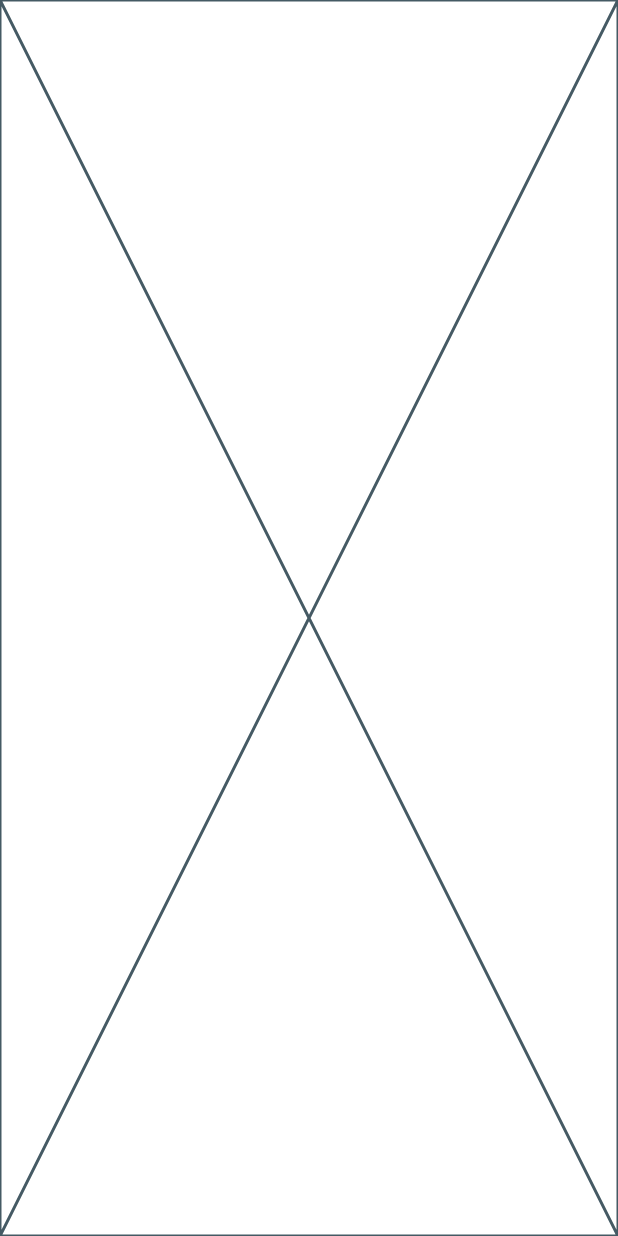
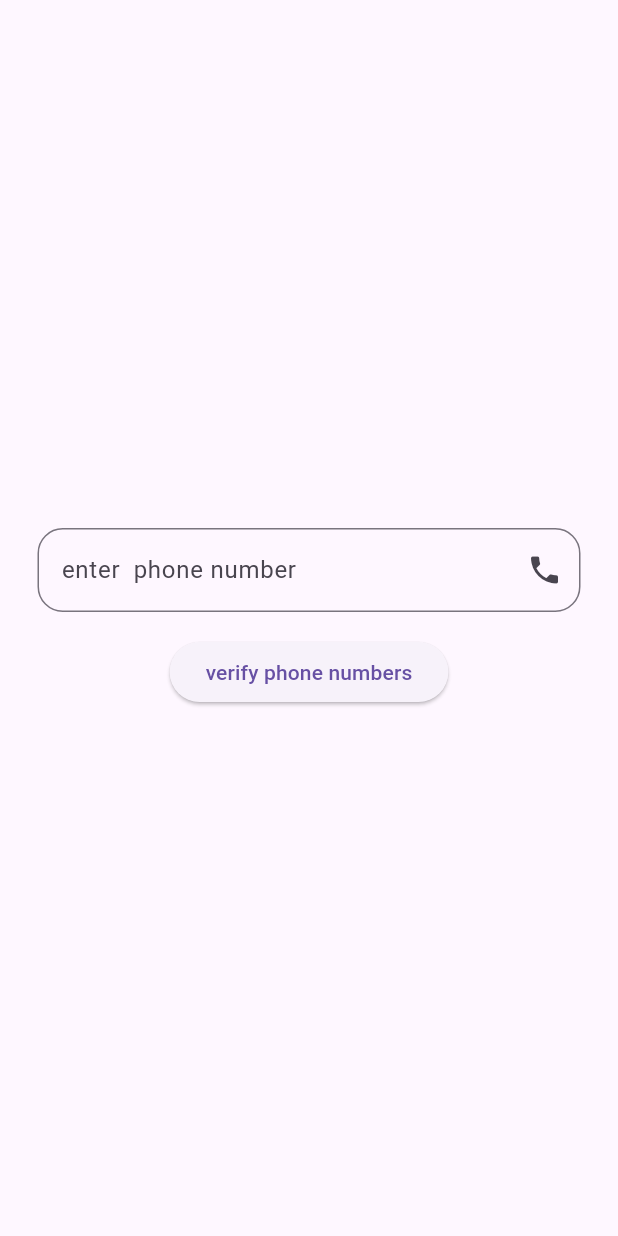
Before and after one commit to Taufiq-ansari/phone_auth, a Flutter app: the screen it shows after launch, on a phone screen of 412 x 824 dp. Run offline on Flutter 3.47's test engine with Material 3 defaults, Android fonts, the phone set to English and light mode, and no system bars; our stand-ins replace firebase_auth, firebase_core; accounts and stored records are empty.

Commit message:
adding phone_auth

```diff
--- a/analysis_options.yaml
+++ b/analysis_options.yaml
@@ -7,7 +7,7 @@
 
 # The following line activates a set of recommended lints for Flutter apps,
 # packages, and plugins designed to encourage good coding practices.
-include: package:flutter_lints/flutter.yaml
+# include: package:flutter_lints/flutter.yaml
 
 linter:
   # The lint rules applied to this project can be customized in the
--- a/lib/phoneauth.dart
+++ /dev/null
@@ -1,10 +0,0 @@
-import 'package:flutter/material.dart';
-
-class MyPhoneAuthPage extends StatelessWidget {
-  const MyPhoneAuthPage({super.key});
-
-  @override
-  Widget build(BuildContext context) {
-    return const Placeholder();
-  }
-}
--- /dev/null
+++ b/lib/phoneauth/phoneauth.dart
@@ -0,0 +1,56 @@
+import 'package:fbintigration/phoneauth/otpscreen.dart';
+import 'package:firebase_auth/firebase_auth.dart';
+import 'package:flutter/material.dart';
+
+class MyPhoneAuthPage extends StatelessWidget {
+  MyPhoneAuthPage({super.key});
+
+  final TextEditingController phoneController = TextEditingController();
+
+  @override
+  Widget build(BuildContext context) {
+    return Scaffold(
+      body: Column(
+        mainAxisAlignment: MainAxisAlignment.center,
+        children: [
+          Padding(
+            padding: const EdgeInsets.symmetric(horizontal: 25.0),
+            child: TextFormField(
+              controller: phoneController,
+              decoration: InputDecoration(
+                hintText: "enter  phone number",
+                suffixIcon: Icon(Icons.phone),
+                border: OutlineInputBorder(
+                  borderRadius: BorderRadius.circular(16.8),
+                ),
+              ),
+            ),
+          ),
+          SizedBox(height: 16.0),
+          ElevatedButton(
+            onPressed: () async {
+              await FirebaseAuth.instance.verifyPhoneNumber(
+                verificationCompleted: (PhoneAuthCredential credential) {},
+                verificationFailed: (FirebaseAuthException ex) {},
+                codeSent: (String verificationid, int? resentToken) {
+                  //  navigate to otp screen
+                  Navigator.push(
+                    context,
+                    MaterialPageRoute(
+                      builder:
+                          (context) =>
+                              OtpScreen(verificationid: verificationid),
+                    ),
+                  );
+                },
+                codeAutoRetrievalTimeout: (String verificationid) {},
+                phoneNumber: phoneController.text.toString(),
+              );
+            },
+            child: Text("verify phone numbers"),
+          ),
+        ],
+      ),
+    );
+  }
+}
--- a/pubspec.yaml
+++ b/pubspec.yaml
@@ -34,6 +34,10 @@ dependencies:
   # The following adds the Cupertino Icons font to your application.
   # Use with the CupertinoIcons class for iOS style icons.
   cupertino_icons: ^1.0.8
+  # firebase_core: ^3.13.0
+  # firebase_auth: ^5.5.2
+  firebase_auth: ^4.6.3
+  firebase_core: ^2.25.0
 
 dev_dependencies:
   flutter_test:
```
Also changed, not shown: lib/homepage.dart (+8 -2 lines), lib/loginpage.dart (+4 -4 lines), lib/main.dart (+6 -2 lines), lib/phoneauth/otpscreen.dart (added, +66 -0 lines), firebase.json (added), lib/firebase_options.dart (added), pubspec.lock, web_entrypoint.dart (deleted), 6 other files.
